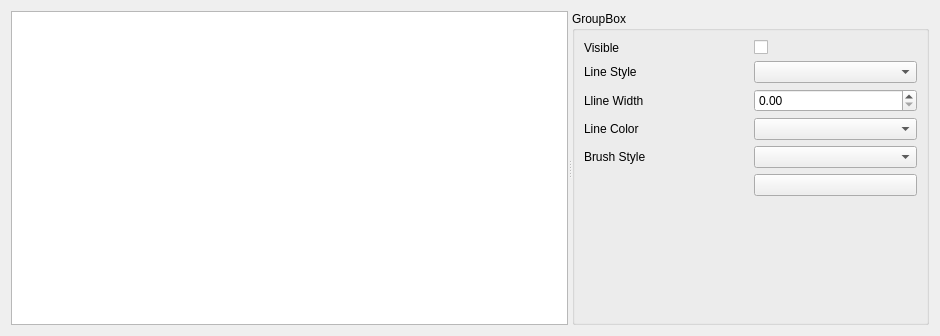
Old version of the form itom1DQwtPlot/widgetCurveProperties.ui in the repository itom-project/designerPlugins.
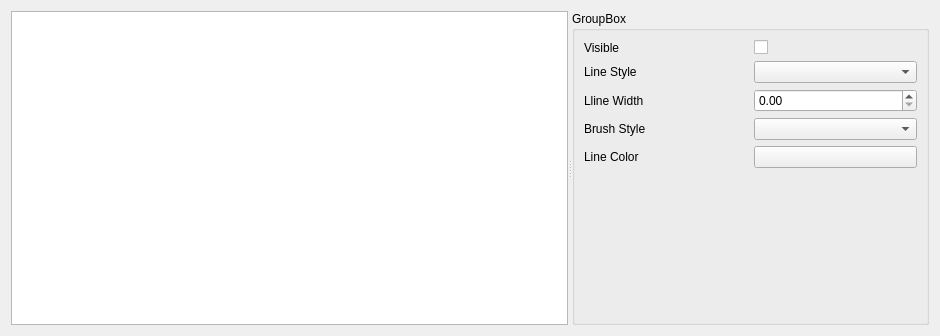
New version of the form. Custom widgets are drawn as their Qt base class.

Diff of the .ui file:
```diff
--- a/itom1DQwtPlot/widgetCurveProperties.ui
+++ b/itom1DQwtPlot/widgetCurveProperties.ui
@@ -29,16 +29,29 @@
        <string>GroupBox</string>
       </property>
       <layout class="QGridLayout" name="gridLayout">
-       <item row="3" column="2">
-        <widget class="QLabel" name="label_5">
-         <property name="text">
-          <string>Line Color</string>
-         </property>
-        </widget>
-       </item>
        <item row="1" column="3">
         <widget class="QComboBox" name="comboBoxLineStyle"/>
        </item>
+       <item row="0" column="3">
+        <widget class="QCheckBox" name="checkBoxVisible">
+         <property name="text">
+          <string/>
+         </property>
+        </widget>
+       </item>
+       <item row="3" column="2">
+        <widget class="QLabel" name="label_4">
+         <property name="text">
+          <string>Brush Style</string>
+         </property>
+        </widget>
+       </item>
+       <item row="3" column="3">
+        <widget class="QComboBox" name="comboBoxBrushStyle"/>
+       </item>
+       <item row="4" column="3">
+        <widget class="ColorPickerButton" name="ColorPickerButtonLineStyle"/>
+       </item>
        <item row="2" column="3">
         <widget class="QDoubleSpinBox" name="doubleSpinBoxLineWidth"/>
        </item>
@@ -63,7 +76,7 @@
          </property>
         </widget>
        </item>
-       <item row="6" column="2">
+       <item row="5" column="2">
         <spacer name="verticalSpacer">
          <property name="orientation">
           <enum>Qt::Vertical</enum>
@@ -76,29 +89,13 @@
          </property>
         </spacer>
        </item>
-       <item row="0" column="3">
-        <widget class="QCheckBox" name="checkBoxVisible">
-         <property name="text">
-          <string/>
-         </property>
-        </widget>
-       </item>
        <item row="4" column="2">
-        <widget class="QLabel" name="label_4">
+        <widget class="QLabel" name="label_5">
          <property name="text">
-          <string>Brush Style</string>
+          <string>Line Color</string>
          </property>
         </widget>
        </item>
-       <item row="4" column="3">
-        <widget class="QComboBox" name="comboBoxBrushStyle"/>
-       </item>
-       <item row="3" column="3">
-        <widget class="QComboBox" name="comboBoxLineColor"/>
-       </item>
-       <item row="5" column="3">
-        <widget class="ColorPickerButton" name="ColorPickerButton"/>
-       </item>
       </layout>
      </widget>
     </widget>
```
